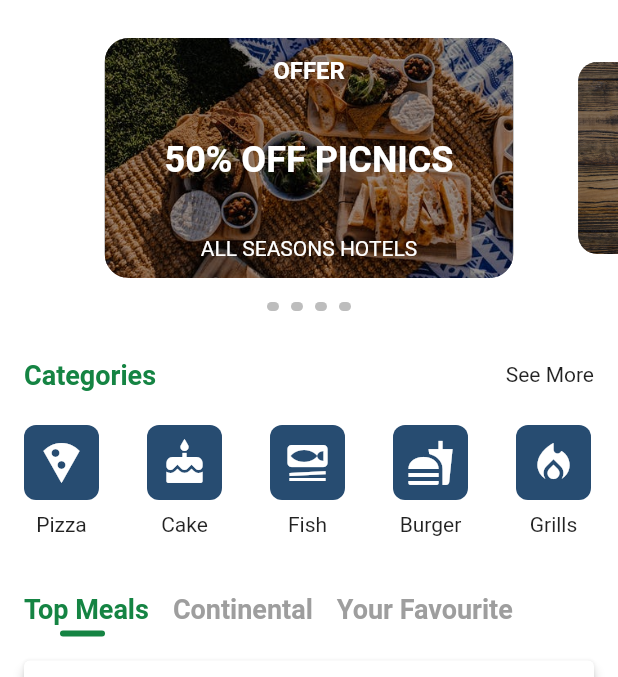
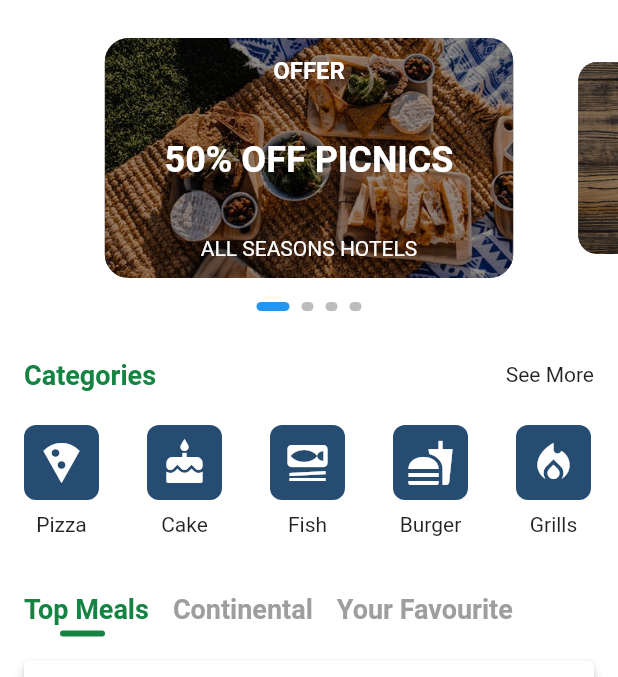
Before and after one commit to ltsimps/FlutterProjects, a Flutter app: the screen it shows after launch, on a phone screen of 412 x 824 dp, the part 70-747 px from its top. Run offline on Flutter 3.47's test engine with Material 2 defaults, Android fonts, the phone set to English and light mode, and no system bars; our stand-ins replace cloud_firestore, firebase_core, flutter_riverpod; accounts and stored records are empty.

```diff
--- a/DeliberatePractice/Animations/socialButton/lib/screens/home/offers_slider.dart
+++ b/DeliberatePractice/Animations/socialButton/lib/screens/home/offers_slider.dart
@@ -44,7 +44,8 @@ class _OffsersSliderState extends State<OffsersSlider> {
         Row(
           mainAxisAlignment: MainAxisAlignment.center,
           children: <Widget>[
-            for (int i = 0; i < offers.length; i++) Indicator(isActive: false),
+            for (int i = 0; i < offers.length; i++)
+              Indicator(isActive: _selectedIndex == i ? true : false),
           ],
         ),
       ],
```
